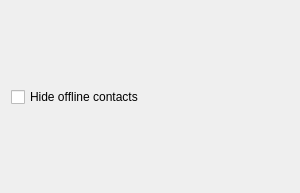
First picture: the form in plugins/contact_list/clistoptions.ui, repository xjohncz/saje, before the edit.
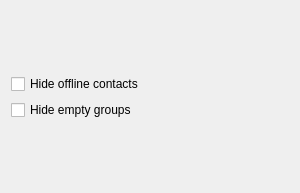
Second picture: the form after the edit. Custom widgets are drawn as their Qt base class.

Commit message: flash open windows on message decrease autoaway timer period remove group edit from jabber major refactor of clist and clist groups - use custom model and QTreeView with QSortProxyModel

What changed in the file:
```diff
--- a/plugins/contact_list/clistoptions.ui
+++ b/plugins/contact_list/clistoptions.ui
@@ -39,6 +39,13 @@
      </property>
     </widget>
    </item>
+   <item>
+    <widget class="QCheckBox" name="chkHideEmptyGroups" >
+     <property name="text" >
+      <string>Hide empty groups</string>
+     </property>
+    </widget>
+   </item>
    <item>
     <spacer name="verticalSpacer" >
      <property name="orientation" >
```
The commit also changes 26 other files.
